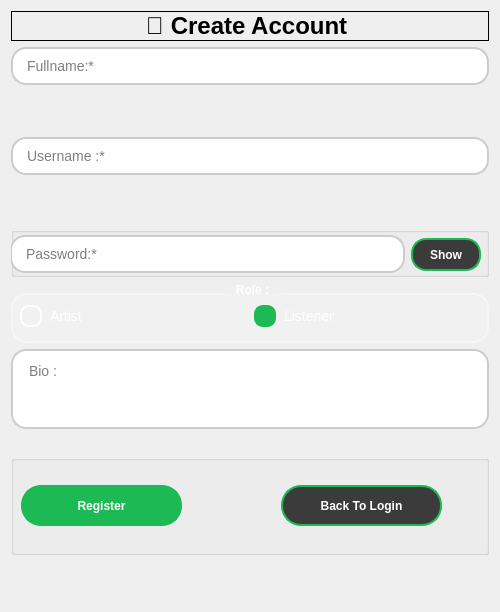
Before: the Qt Designer form Spotify/registerwindow.ui in Razatak186/Spotify-Project, drawn with Qt 5.
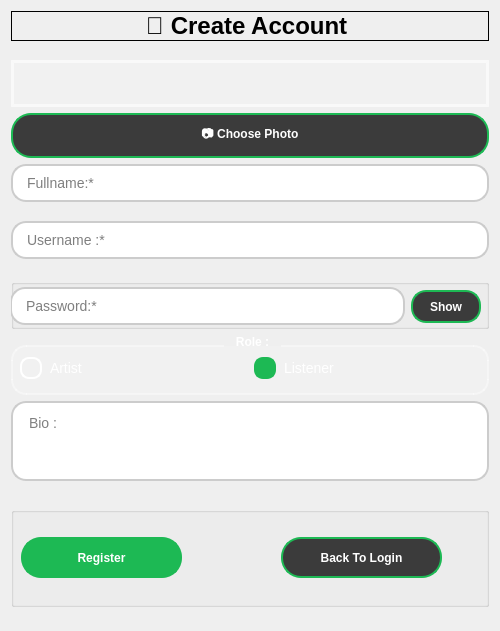
After: the same form once the commit is applied.

```diff
--- a/Spotify/registerwindow.ui
+++ b/Spotify/registerwindow.ui
@@ -7,7 +7,7 @@
     <x>0</x>
     <y>0</y>
     <width>500</width>
-    <height>612</height>
+    <height>631</height>
    </rect>
   </property>
   <property name="windowTitle">
@@ -41,6 +41,78 @@
        </property>
       </widget>
      </item>
+     <item>
+      <spacer name="verticalSpacer_4">
+       <property name="orientation">
+        <enum>Qt::Orientation::Vertical</enum>
+       </property>
+       <property name="sizeHint" stdset="0">
+        <size>
+         <width>20</width>
+         <height>40</height>
+        </size>
+       </property>
+      </spacer>
+     </item>
+     <item>
+      <widget class="QLabel" name="photoLabel">
+       <property name="styleSheet">
+        <string notr="true">QLabel#photoLabel {
+    background-color: rgba(255, 255, 255, 0.15);
+    border: 3px solid rgba(255, 255, 255, 0.6);
+    border-radius: 50px;
+    color: white;
+    font-size: 36px;
+}</string>
+       </property>
+       <property name="text">
+        <string/>
+       </property>
+       <property name="alignment">
+        <set>Qt::AlignmentFlag::AlignCenter</set>
+       </property>
+      </widget>
+     </item>
+     <item>
+      <widget class="QPushButton" name="choosePhotoButton">
+       <property name="styleSheet">
+        <string notr="true">QPushButton {
+
+background-color: #3b3b3b;
+
+color: white;
+
+border: 2px solid #1DB954;
+
+border-radius: 20px;
+
+padding: 10px 20px;
+
+font-weight: bold;
+
+}
+
+
+
+QPushButton:hover {
+
+background-color: #4a4a4a;
+
+}
+
+
+
+QPushButton:pressed {
+
+background-color: #2a2a2a;
+
+}</string>
+       </property>
+       <property name="text">
+        <string>📷 Choose Photo</string>
+       </property>
+      </widget>
+     </item>
      <item>
       <widget class="QLineEdit" name="fullnameEdit">
        <property name="styleSheet">
```
